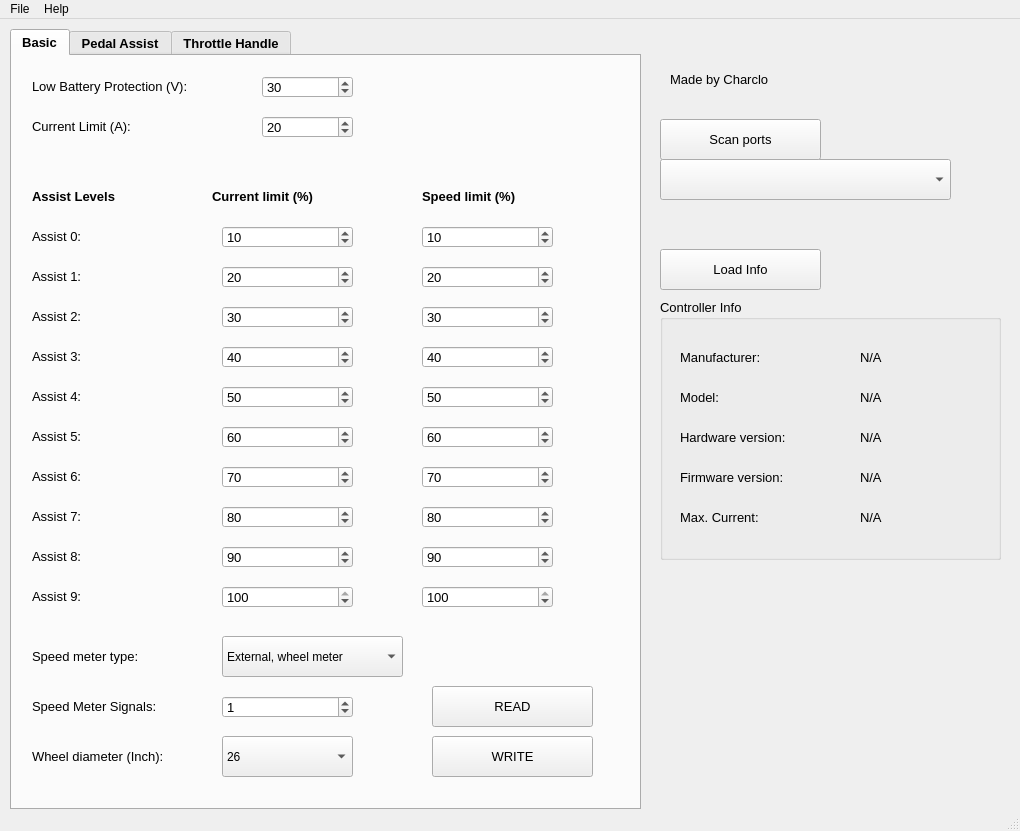
Above: BafangConfigTool.ui from charclo/bafang-python before the change. Below: the same form after it.
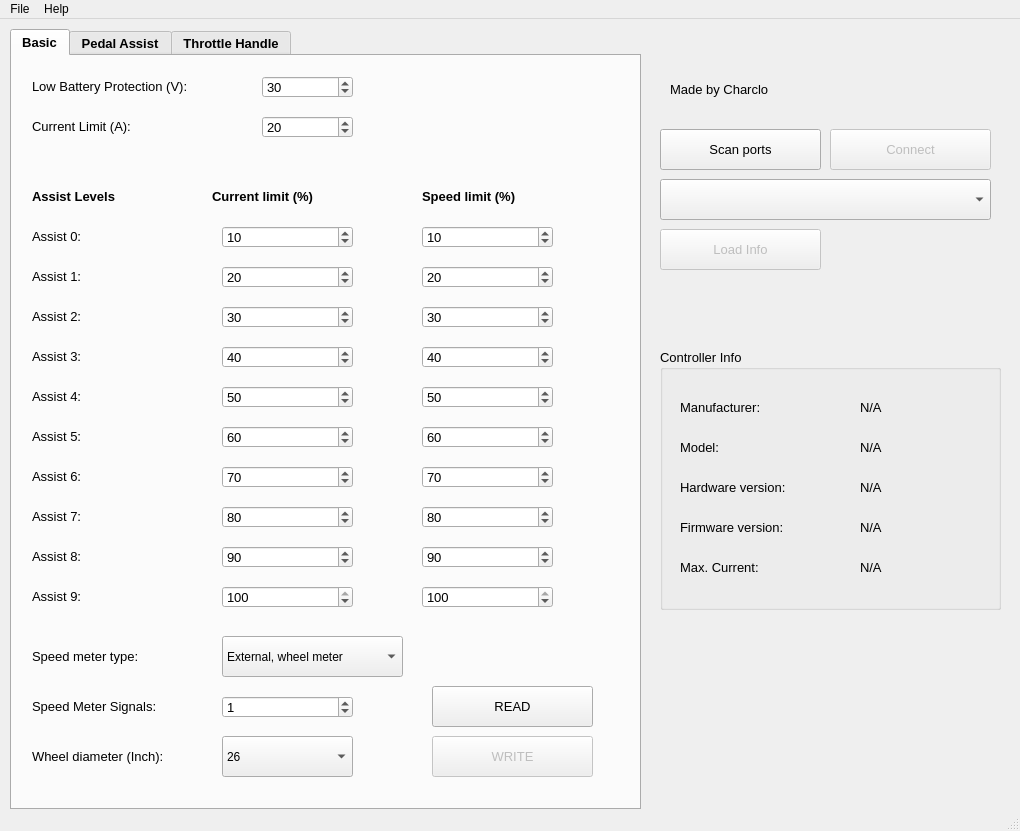
That is the form after the change. Icons and pictures are not drawn.

Patch:
```diff
--- a/BafangConfigTool.ui
+++ b/BafangConfigTool.ui
@@ -22,7 +22,7 @@
     <property name="geometry">
      <rect>
       <x>670</x>
-      <y>40</y>
+      <y>50</y>
       <width>161</width>
       <height>41</height>
      </rect>
@@ -40,10 +40,13 @@
     </property>
    </widget>
    <widget class="QPushButton" name="pushButtonLoad">
+    <property name="enabled">
+     <bool>false</bool>
+    </property>
     <property name="geometry">
      <rect>
       <x>660</x>
-      <y>230</y>
+      <y>210</y>
       <width>161</width>
       <height>41</height>
      </rect>
@@ -64,8 +67,8 @@
     <property name="geometry">
      <rect>
       <x>660</x>
-      <y>140</y>
-      <width>291</width>
+      <y>160</y>
+      <width>331</width>
       <height>41</height>
      </rect>
     </property>
@@ -1308,7 +1311,10 @@
        <string>READ</string>
       </property>
      </widget>
-     <widget class="QPushButton" name="pushButtonScan_3">
+     <widget class="QPushButton" name="pushButtonWrite">
+      <property name="enabled">
+       <bool>false</bool>
+      </property>
       <property name="geometry">
        <rect>
         <x>420</x>
@@ -1347,7 +1353,7 @@
     <property name="geometry">
      <rect>
       <x>660</x>
-      <y>280</y>
+      <y>330</y>
       <width>341</width>
       <height>261</height>
      </rect>
@@ -1594,7 +1600,7 @@
     <property name="geometry">
      <rect>
       <x>660</x>
-      <y>100</y>
+      <y>110</y>
       <width>161</width>
       <height>41</height>
      </rect>
@@ -1611,6 +1617,30 @@
      <string>Scan ports</string>
     </property>
    </widget>
+   <widget class="QPushButton" name="pushButtonConnect">
+    <property name="enabled">
+     <bool>false</bool>
+    </property>
+    <property name="geometry">
+     <rect>
+      <x>830</x>
+      <y>110</y>
+      <width>161</width>
+      <height>41</height>
+     </rect>
+    </property>
+    <property name="font">
+     <font>
+      <pointsize>10</pointsize>
+     </font>
+    </property>
+    <property name="locale">
+     <locale language="English" country="UnitedKingdom"/>
+    </property>
+    <property name="text">
+     <string>Connect</string>
+    </property>
+   </widget>
   </widget>
   <widget class="QMenuBar" name="menubar">
    <property name="geometry">
```
Left out of the diff: 8 changed lines with no effect on the pictures.
